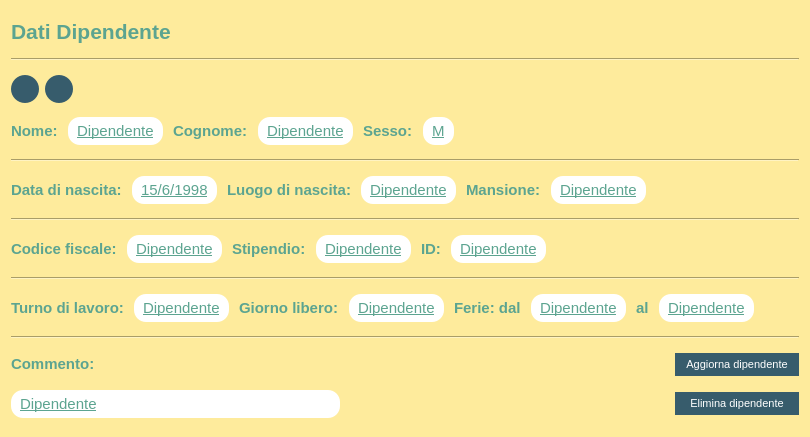
Above: dipendente/DatiDipendente/view/Dipendente.ui from StracciaMatteo/GestioneCinema before the change. Below: the same form after it.
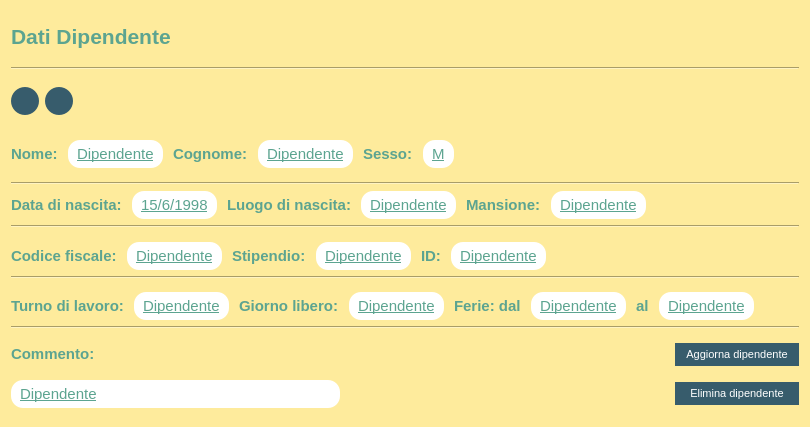
That is the form after the change. Icons and pictures are not drawn.

```diff
--- a/dipendente/DatiDipendente/view/Dipendente.ui
+++ b/dipendente/DatiDipendente/view/Dipendente.ui
@@ -7,7 +7,7 @@
     <x>0</x>
     <y>0</y>
     <width>810</width>
-    <height>437</height>
+    <height>427</height>
    </rect>
   </property>
   <property name="sizePolicy">
@@ -39,6 +39,18 @@
        <verstretch>0</verstretch>
       </sizepolicy>
      </property>
+     <property name="minimumSize">
+      <size>
+       <width>0</width>
+       <height>50</height>
+      </size>
+     </property>
+     <property name="maximumSize">
+      <size>
+       <width>16777215</width>
+       <height>50</height>
+      </size>
+     </property>
      <property name="font">
       <font>
        <pointsize>16</pointsize>
@@ -77,6 +89,12 @@
          <verstretch>0</verstretch>
         </sizepolicy>
        </property>
+       <property name="maximumSize">
+        <size>
+         <width>28</width>
+         <height>28</height>
+        </size>
+       </property>
        <property name="styleSheet">
         <string notr="true">QPushButton{
  border-radius: 14px;
@@ -121,6 +139,12 @@
          <verstretch>0</verstretch>
         </sizepolicy>
        </property>
+       <property name="maximumSize">
+        <size>
+         <width>28</width>
+         <height>28</height>
+        </size>
+       </property>
        <property name="styleSheet">
         <string notr="true">QPushButton{
  border-radius: 14px;
@@ -158,20 +182,42 @@
       </widget>
      </item>
      <item>
-      <spacer name="horizontalSpacer_6">
-       <property name="orientation">
-        <enum>Qt::Horizontal</enum>
+      <widget class="QLabel" name="label_14">
+       <property name="minimumSize">
+        <size>
+         <width>0</width>
+         <height>50</height>
+        </size>
        </property>
-       <property name="sizeHint" stdset="0">
+       <property name="maximumSize">
         <size>
-         <width>40</width>
-         <height>20</height>
+         <width>16777215</width>
+         <height>50</height>
         </size>
        </property>
-      </spacer>
+       <property name="text">
+        <string/>
+       </property>
+       <property name="wordWrap">
+        <bool>true</bool>
+       </property>
+      </widget>
      </item>
     </layout>
    </item>
+   <item>
+    <spacer name="verticalSpacer">
+     <property name="orientation">
+      <enum>Qt::Vertical</enum>
+     </property>
+     <property name="sizeHint" stdset="0">
+      <size>
+       <width>20</width>
+       <height>40</height>
+      </size>
+     </property>
+    </spacer>
+   </item>
    <item>
     <layout class="QHBoxLayout" name="horizontalLayout">
      <property name="spacing">
@@ -355,6 +401,19 @@
      </item>
     </layout>
    </item>
+   <item>
+    <spacer name="verticalSpacer_2">
+     <property name="orientation">
+      <enum>Qt::Vertical</enum>
+     </property>
+     <property name="sizeHint" stdset="0">
+      <size>
+       <width>20</width>
+       <height>40</height>
+      </size>
+     </property>
+    </spacer>
+   </item>
    <item>
     <widget class="Line" name="line_3">
      <property name="orientation">
@@ -556,6 +615,19 @@
      </property>
     </widget>
    </item>
+   <item>
+    <spacer name="verticalSpacer_3">
+     <property name="orientation">
+      <enum>Qt::Vertical</enum>
+     </property>
+     <property name="sizeHint" stdset="0">
+      <size>
+       <width>20</width>
+       <height>40</height>
+      </size>
+     </property>
+    </spacer>
+   </item>
    <item>
     <layout class="QHBoxLayout" name="horizontalLayout_5">
      <property name="spacing">
@@ -745,6 +817,19 @@
      </property>
     </widget>
    </item>
+   <item>
+    <spacer name="verticalSpacer_4">
+     <property name="orientation">
+      <enum>Qt::Vertical</enum>
+     </property>
+     <property name="sizeHint" stdset="0">
+      <size>
+       <width>20</width>
+       <height>40</height>
+      </size>
+     </property>
+    </spacer>
+   </item>
    <item>
     <layout class="QHBoxLayout" name="horizontalLayout_6">
      <property name="spacing">
@@ -988,6 +1073,19 @@
      </property>
     </widget>
    </item>
+   <item>
+    <spacer name="verticalSpacer_5">
+     <property name="orientation">
+      <enum>Qt::Vertical</enum>
+     </property>
+     <property name="sizeHint" stdset="0">
+      <size>
+       <width>20</width>
+       <height>40</height>
+      </size>
+     </property>
+    </spacer>
+   </item>
    <item>
     <layout class="QHBoxLayout" name="horizontalLayout_4">
      <item>
@@ -1077,6 +1175,19 @@
      </item>
     </layout>
    </item>
+   <item>
+    <spacer name="verticalSpacer_6">
+     <property name="orientation">
+      <enum>Qt::Vertical</enum>
+     </property>
+     <property name="sizeHint" stdset="0">
+      <size>
+       <width>20</width>
+       <height>40</height>
+      </size>
+     </property>
+    </spacer>
+   </item>
    <item>
     <layout class="QHBoxLayout" name="horizontalLayout_7">
      <item>
@@ -1174,6 +1285,19 @@
      </item>
     </layout>
    </item>
+   <item>
+    <spacer name="verticalSpacer_7">
+     <property name="orientation">
+      <enum>Qt::Vertical</enum>
+     </property>
+     <property name="sizeHint" stdset="0">
+      <size>
+       <width>20</width>
+       <height>40</height>
+      </size>
+     </property>
+    </spacer>
+   </item>
   </layout>
  </widget>
  <resources/>
```
